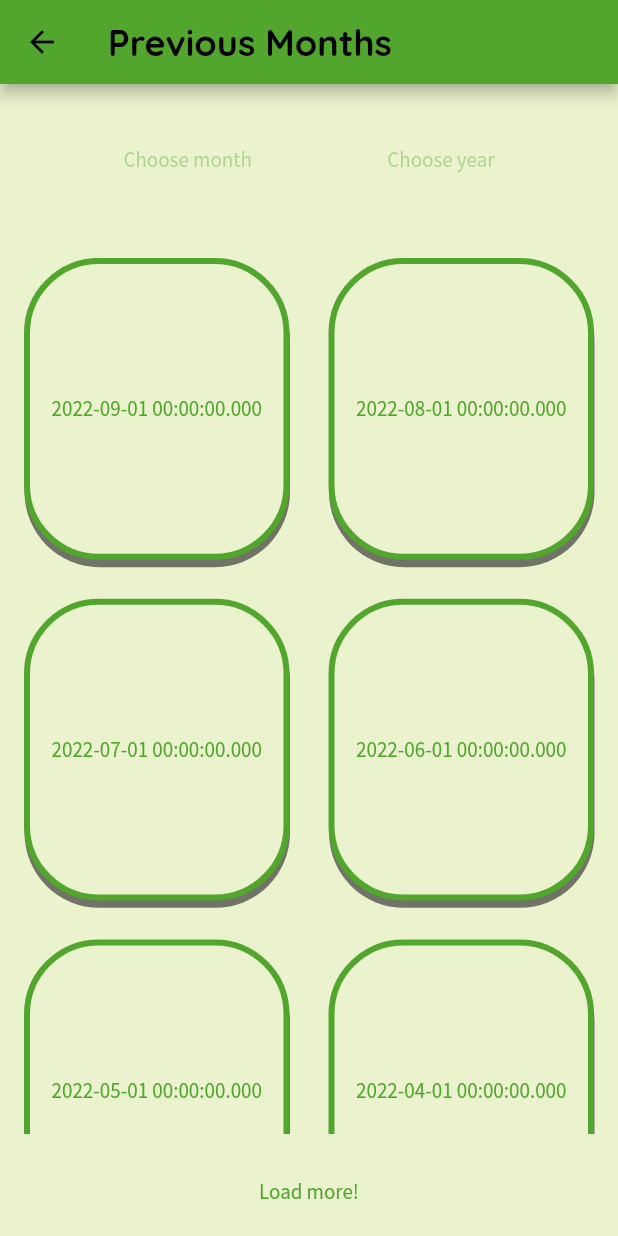
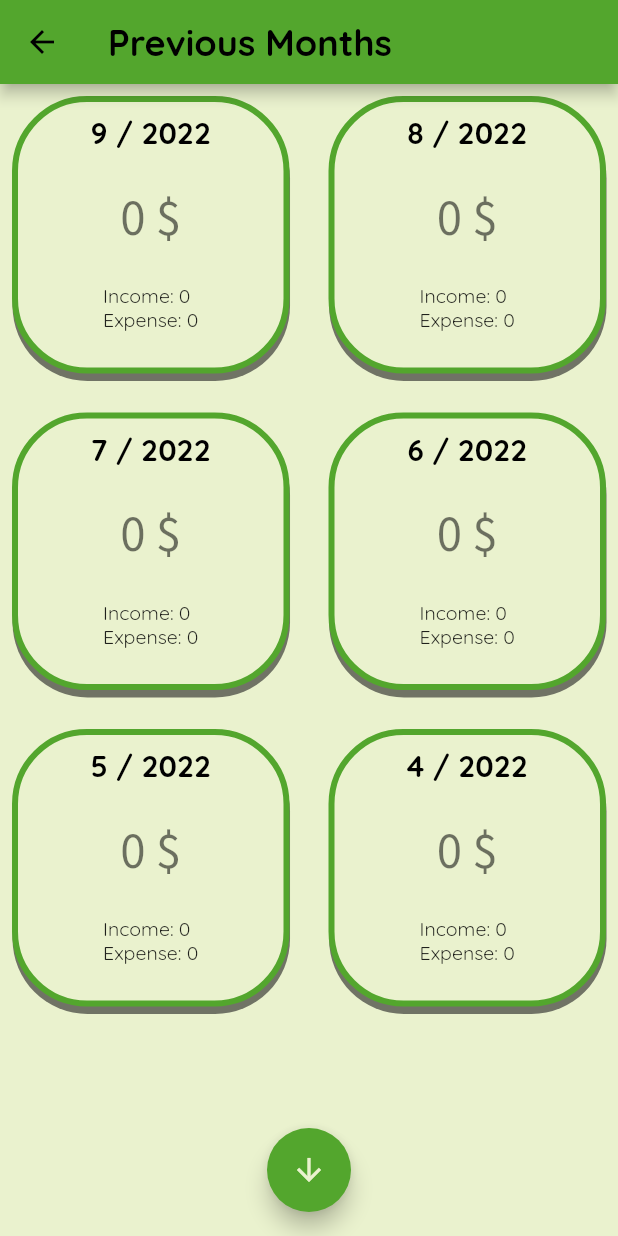
Before and after one commit to MishelV/Cash-Flow-app, a Flutter app: the MonthlyReportScreen screen opened by its route, on a phone screen of 412 x 824 dp. Run offline on Flutter 3.47's test engine with Material 2 defaults, Android fonts, the phone set to English and light mode, and no system bars; our stand-ins replace date_time_picker, hive, hive_flutter, percent_indicator; accounts and stored records are empty.

Commit message:
Generate months grid for monthly summary screen. #21
Done.

```diff
--- a/lib/screens/monthly_report_screen.dart
+++ b/lib/screens/monthly_report_screen.dart
@@ -1,12 +1,9 @@
-import 'package:cash_flow_app/models/cash_flow_summary.dart';
-import 'package:cash_flow_app/widgets/button_wrapper.dart';
 import 'package:flutter/material.dart';
 import 'package:provider/provider.dart';
 
 import '../models/month_report_card.dart';
-import '../models/search_type.dart';
 import '../providers/record_provider.dart';
-import 'search_record_screen.dart';
+import '../widgets/month_report_widget.dart';
 
 class MonthlyReportScreen extends StatefulWidget {
   const MonthlyReportScreen({Key? key}) : super(key: key);
@@ -49,26 +46,22 @@ class _MonthlyReportScreenState extends State<MonthlyReportScreen> {
             "Previous Months",
           ),
         ),
+        floatingActionButtonLocation: FloatingActionButtonLocation.centerFloat,
+        floatingActionButton: FloatingActionButton(
+          onPressed: add4Months,
+          child: Icon(
+            Icons.arrow_downward,
+            color: Theme.of(context).colorScheme.background,
+          ),
+          backgroundColor: Theme.of(context).colorScheme.primary,
+        ),
         body: Column(
           children: [
-            SizedBox(
-              height: 100,
-              child: Row(
-                mainAxisAlignment: MainAxisAlignment.spaceEvenly,
-                children: [
-                  TextButton(onPressed: null, child: Text("Choose month")),
-                  TextButton(onPressed: null, child: Text("Choose year"))
-                ],
-              ),
-            ),
             Expanded(
-              child: Padding(
-                padding: const EdgeInsets.all(8.0),
               child: GridView.builder(
-                    gridDelegate:
-                        const SliverGridDelegateWithMaxCrossAxisExtent(
+                  gridDelegate: const SliverGridDelegateWithMaxCrossAxisExtent(
                     maxCrossAxisExtent: 200,
-                      childAspectRatio: 8 / 9,
+                    childAspectRatio: 8 / 8,
                     crossAxisSpacing: 10,
                     mainAxisSpacing: 10,
                   ),
@@ -78,40 +71,7 @@ class _MonthlyReportScreenState extends State<MonthlyReportScreen> {
                         report: orderedMonthReportCards[index]);
                   }),
             ),
-            ),
-            SizedBox(
-                height: 60,
-                child: TextButton(
-                    onPressed: add4Months, child: Text("Load more!")))
           ],
         ));
   }
 }
-
-class MonthReportCard extends StatelessWidget {
-  MonthReportModel report;
-
-  MonthReportCard({Key? key, required this.report}) : super(key: key);
-
-  @override
-  Widget build(BuildContext context) {
-    return Padding(
-      padding: const EdgeInsets.all(8.0),
-      child: ButtonWrapper(
-        inverse: report.summary.cashFlow < 0,
-        child: TextButton(
-          onPressed: () {
-            Navigator.of(context).pushNamed(
-              SearchRecordScreen.routeName,
-              arguments: [
-                SearchType.monthSummary,
-                report.date,
-              ],
-            );
-          },
-          child: Text(report.date.toString()),
-        ),
-      ),
-    );
-  }
-}
--- /dev/null
+++ b/lib/widgets/month_report_widget.dart
@@ -0,0 +1,87 @@
+import 'package:flutter/material.dart';
+
+import '../models/month_report_card.dart';
+import '../models/search_type.dart';
+import '../screens/search_record_screen.dart';
+import 'button_wrapper.dart';
+
+class MonthReportCard extends StatelessWidget {
+  MonthReportModel report;
+
+  MonthReportCard({Key? key, required this.report}) : super(key: key);
+
+  String get title {
+    return "${report.date.month} / ${report.date.year}";
+  }
+
+  String get cashFlow {
+    final posiviteSign = report.summary.cashFlow > 0 ? "+" : "";
+    return "$posiviteSign${report.summary.cashFlow} \$";
+  }
+
+  String get cashFlowDetails {
+    return """
+Income: ${report.summary.incomeSum}
+Expense: ${report.summary.expenseSum}
+""";
+  }
+
+  @override
+  Widget build(BuildContext context) {
+    return Padding(
+      padding: const EdgeInsets.all(8.0),
+      child: ButtonWrapper(
+        inverse: report.summary.cashFlow < 0,
+        child: TextButton(
+          onPressed: () {
+            Navigator.of(context).pushNamed(
+              SearchRecordScreen.routeName,
+              arguments: [
+                SearchType.monthSummary,
+                report.date,
+              ],
+            );
+          },
+          child: Expanded(
+            child: Column(
+              mainAxisAlignment: MainAxisAlignment.spaceBetween,
+              crossAxisAlignment: CrossAxisAlignment.center,
+              children: [
+                Text(
+                  title,
+                  style: Theme.of(context)
+                      .textTheme
+                      .headline6
+                      ?.copyWith(color: Colors.black, fontSize: 20),
+                ),
+                SizedBox(
+                  height: 5,
+                ),
+                Text(
+                  cashFlow,
+                  style: Theme.of(context).textTheme.headline4?.copyWith(
+                        color: report.summary.cashFlow < 0
+                            ? Theme.of(context).colorScheme.inversePrimary
+                            : report.summary.cashFlow > 0
+                                ? Theme.of(context).colorScheme.primary
+                                : null,
+                      ),
+                ),
+                SizedBox(
+                  height: 5,
+                ),
+                Text(
+                  cashFlowDetails,
+                  style: Theme.of(context)
+                      .textTheme
+                      .bodyText1
+                      ?.copyWith(fontSize: 13),
+                )
+              ],
+            ),
+          ),
+        ),
+      ),
+    );
+  }
+}
```
Lines whose indentation alone changed are shown as unchanged.
